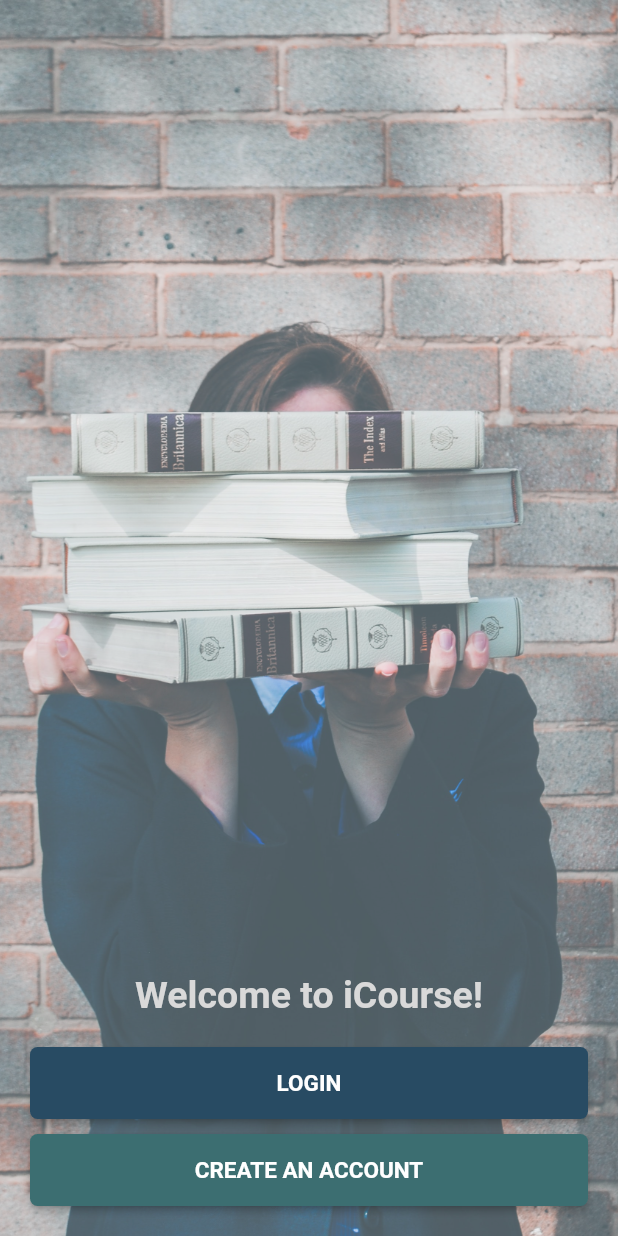
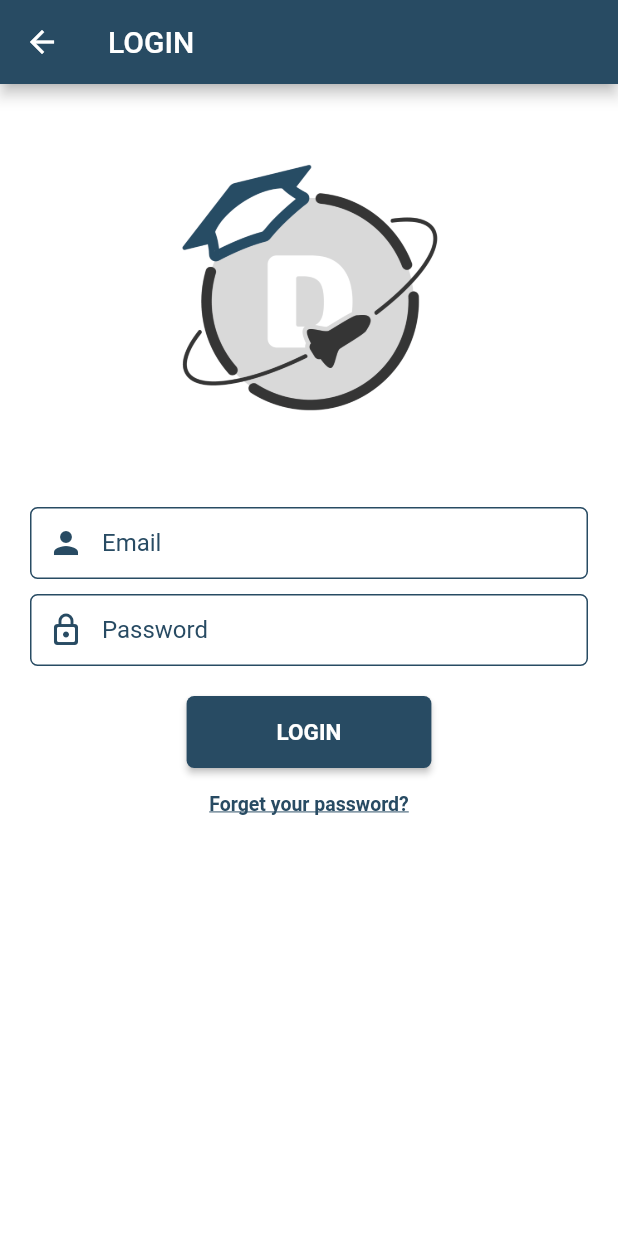
Before and after one commit to tvhoang181199/advanced_mobile_1712043, a Flutter app: the screen it shows after launch, after a tap on "LOGIN", on a phone screen of 412 x 824 dp. Run offline on Flutter 3.47's test engine with Material 2 defaults, Android fonts, the phone set to English and light mode, and no system bars.

Commit message:
Add Login Page UI

```diff
--- a/lib/Screens/HomePage.dart
+++ /dev/null
@@ -1,95 +0,0 @@
-import 'dart:ui';
-
-import 'package:flutter/material.dart';
-
-class HomePage extends StatefulWidget {
-  static String tag = 'home-page';
-  @override
-  _HomePage createState() => new _HomePage();
-}
-
-class _HomePage extends State<HomePage> {
-  @override
-  Widget build(BuildContext context) {
-
-    final WelcomeLabel = Padding(
-        padding: EdgeInsets.all(10),
-        child: Text(
-          "Welcome to iCourse!",
-          textAlign: TextAlign.center,
-          style: TextStyle(
-            fontSize: 25.0,
-            color: Color.fromRGBO(217, 217, 217, 1),
-            fontWeight: FontWeight.bold,
-            inherit: false,
-          ),
-        )
-    );
-
-    final LoginButton = Padding(
-        padding: EdgeInsets.only(left: 20.0, top: 10.0, right: 20.0, bottom: 0.0),
-        child: RaisedButton(
-          padding: EdgeInsets.all(15),
-          color: Color.fromRGBO(40, 75, 99, 1),
-          child: Text(
-            "LOGIN",
-            style: TextStyle(
-              color: Colors.white,
-              fontSize: 15.0,
-              fontWeight: FontWeight.w600,
-            ),
-          ),
-          shape: RoundedRectangleBorder(
-            borderRadius: BorderRadius.circular(5),
-          ),
-          onPressed: () {
-          },
-        )
-    );
-
-    final SignUpButton = Padding(
-        padding: EdgeInsets.symmetric(vertical: 10.0, horizontal: 20.0),
-        child: RaisedButton(
-          color: Color.fromRGBO(60, 110, 113, 1),
-          padding: EdgeInsets.all(15),
-          shape: RoundedRectangleBorder(
-            borderRadius: BorderRadius.circular(5),
-          ),
-          child: Text(
-            "CREATE AN ACCOUNT",
-            style: TextStyle(
-              color: Colors.white,
-              fontSize: 15.0,
-              fontWeight: FontWeight.w600,
-            ),
-          ),
-          onPressed: (){
-          },
-        )
-    );
-
-    return Center(
-      child: Container(
-          width: double.infinity,
-          height: double.infinity,
-          padding: EdgeInsets.only(bottom: 10.0),
-          decoration: BoxDecoration(
-            image: DecorationImage(
-              image: new AssetImage('assets/HomePage/HomePageBG.jpg'),
-              fit: BoxFit.cover,
-              colorFilter: ColorFilter.mode(Color.fromRGBO(255, 255, 255, 0.75), BlendMode.modulate),
-            ),
-          ),
-          child: Column(
-              crossAxisAlignment: CrossAxisAlignment.stretch,
-              mainAxisAlignment: MainAxisAlignment.end,
-              children: <Widget>[
-                WelcomeLabel,
-                LoginButton,
-                SignUpButton,
-              ]
-          )
-      ),
-    );
-  }
-}
--- /dev/null
+++ b/lib/Screens/IntroPage.dart
@@ -0,0 +1,110 @@
+import 'dart:ui';
+import 'package:flutter/material.dart';
+import 'LoginPage.dart';
+
+class IntroPage extends StatefulWidget {
+  static String tag = '/intro-page';
+  @override
+  _IntroPage createState() => new _IntroPage();
+}
+
+class _IntroPage extends State<IntroPage> {
+  @override
+  Widget build(BuildContext context) {
+
+    final appNameLabel = Padding(
+        padding: EdgeInsets.fromLTRB(20.0, 20.0, 20.0, 100.0),
+        child: Text(
+          "DARKEN",
+          textAlign: TextAlign.center,
+          style: TextStyle(
+            fontSize: 25.0,
+            color: Color.fromRGBO(35, 35, 35, 1),
+            fontWeight: FontWeight.bold,
+            inherit: false,
+          ),
+        )
+    );
+
+    final loginButton = Padding(
+        padding: EdgeInsets.fromLTRB(20.0, 10.0, 20.0, 0.0),
+        child: RaisedButton(
+          padding: EdgeInsets.all(15),
+          color: Color.fromRGBO(40, 75, 99, 1),
+          child: Text(
+            "LOGIN",
+            style: TextStyle(
+              color: Colors.white,
+              fontSize: 15.0,
+              fontWeight: FontWeight.w600,
+            ),
+          ),
+          shape: RoundedRectangleBorder(
+            borderRadius: BorderRadius.circular(5),
+          ),
+          onPressed: () {
+            Navigator.of(context).pushNamed(LoginPage.tag);
+          },
+        )
+    );
+
+    final signUpButton = Padding(
+        padding: EdgeInsets.fromLTRB(20.0, 10.0, 20.0, 20.0),
+        child: OutlineButton(
+          padding: EdgeInsets.all(15),
+          borderSide: BorderSide(color: Color.fromRGBO(40, 75, 99, 1), width: 2),
+          shape: RoundedRectangleBorder(
+            borderRadius: BorderRadius.circular(5),
+          ),
+          child: Text(
+            "CREATE AN ACCOUNT",
+            style: TextStyle(
+              color: Color.fromRGBO(40, 75, 99, 1),
+              fontSize: 15.0,
+              fontWeight: FontWeight.w600,
+            ),
+          ),
+          onPressed: (){
+          },
+        )
+    );
+
+    return Container(
+      color: Colors.white,
+      child: Stack(
+        children: <Widget>[
+          Align(
+            alignment: Alignment.center,
+            child: Column(
+                crossAxisAlignment: CrossAxisAlignment.stretch,
+                mainAxisAlignment: MainAxisAlignment.end,
+                children: <Widget>[
+                  loginButton,
+                  signUpButton,
+                ]
+            ),
+          ),
+          Align(
+            alignment: Alignment.center,
+            child: Column(
+              crossAxisAlignment: CrossAxisAlignment.stretch,
+              mainAxisAlignment: MainAxisAlignment.center,
+              children: <Widget>[
+                Container(
+                  padding: EdgeInsets.fromLTRB(75.0, 0.0, 75.0, 0.0),
+                  child: AspectRatio(
+                    aspectRatio: 1/1,
+                    child: Image.asset(
+                      "assets/Icons/app_icon.png",
+                    ),
+                  ),
+                ),
+                appNameLabel,
+              ],
+            ),
+          )
+        ],
+      ),
+    );
+  }
+}
--- /dev/null
+++ b/lib/Screens/LoginPage.dart
@@ -0,0 +1,159 @@
+import 'package:flutter/material.dart';
+
+class LoginPage extends StatefulWidget {
+  static String tag = '/login-page';
+  @override
+  _LoginPage createState() => new _LoginPage();
+}
+
+class _LoginPage extends State<LoginPage> {
+  @override
+  Widget build(BuildContext context) {
+    final emailTextField = TextField(
+      keyboardType: TextInputType.emailAddress,
+      decoration: InputDecoration(
+        labelText: 'Email',
+        labelStyle: TextStyle(
+          color: Color.fromRGBO(40, 75, 99, 1),
+        ),
+        prefixIcon: const Icon(
+          Icons.person,
+          color: Color.fromRGBO(40, 75, 99, 1),
+        ),
+        contentPadding: EdgeInsets.fromLTRB(20.0, 00.0, 20.0, 0.0),
+        focusedBorder: OutlineInputBorder(
+          borderRadius: BorderRadius.circular(5.0),
+          borderSide: BorderSide(
+            color: Color.fromRGBO(40, 75, 99, 1),
+            width: 1,
+          ),
+        ),
+        enabledBorder: OutlineInputBorder(
+          borderRadius: BorderRadius.circular(5.0),
+          borderSide: BorderSide(
+            color: Color.fromRGBO(40, 75, 99, 1),
+            width: 1,
+          ),
+        ),
+      ),
+      cursorColor: Color.fromRGBO(40, 75, 99, 1),
+      style: TextStyle(
+        color: Color.fromRGBO(40, 75, 99, 1),
+      ),
+    );
+
+    final passwordTextField = TextField(
+      keyboardType: TextInputType.emailAddress,
+      obscureText: true,
+      decoration: InputDecoration(
+        labelText: 'Password',
+        labelStyle: TextStyle(
+          color: Color.fromRGBO(40, 75, 99, 1),
+        ),
+        prefixIcon: const Icon(
+          Icons.lock_outline_rounded,
+          color: Color.fromRGBO(40, 75, 99, 1),
+        ),
+        contentPadding: EdgeInsets.fromLTRB(20.0, 0.0, 20.0, 0.0),
+        focusedBorder: OutlineInputBorder(
+          borderRadius: BorderRadius.circular(5.0),
+          borderSide: BorderSide(
+            color: Color.fromRGBO(40, 75, 99, 1),
+            width: 1,
+          ),
+        ),
+        enabledBorder: OutlineInputBorder(
+          borderRadius: BorderRadius.circular(5.0),
+          borderSide: BorderSide(
+            color: Color.fromRGBO(40, 75, 99, 1),
+            width: 1,
+          ),
+        ),
+      ),
+      cursorColor: Color.fromRGBO(40, 75, 99, 1),
+      style: TextStyle(
+        color: Color.fromRGBO(40, 75, 99, 1),
+      ),
+    );
+
+    final loginButton = RaisedButton(
+      padding: EdgeInsets.fromLTRB(60, 15, 60, 15),
+      color: Color.fromRGBO(40, 75, 99, 1),
+      child: Text(
+        "LOGIN",
+        style: TextStyle(
+          color: Colors.white,
+          fontSize: 15.0,
+          fontWeight: FontWeight.w600,
+        ),
+      ),
+      shape: RoundedRectangleBorder(
+        borderRadius: BorderRadius.circular(5),
+      ),
+      onPressed: (){
+
+      },
+    );
+
+    final forgetPasswordButton = OutlineButton(
+      padding: EdgeInsets.all(0),
+      borderSide: BorderSide.none,
+      child: Text(
+        "Forget your password?",
+        style: TextStyle(
+          color: Color.fromRGBO(40, 75, 99, 1),
+          fontSize: 13.0,
+          fontWeight: FontWeight.w600,
+          decoration: TextDecoration.underline,
+        ),
+      ),
+
+      onPressed: (){
+
+      },
+    );
+
+    return Scaffold(
+        backgroundColor: Colors.white,
+        appBar: AppBar(
+          title: Text('LOGIN'),
+          backgroundColor: Color.fromRGBO(40, 75, 99, 1),
+        ),
+        body: GestureDetector(
+            onTap:() {
+              FocusScope.of(context).requestFocus(new FocusNode());
+            },
+            child: Center(
+                child: Container (
+                    alignment: Alignment.topCenter,
+                    padding: EdgeInsets.fromLTRB(20, 0, 20, 0),
+                    child: SingleChildScrollView(
+                      reverse: true,
+                      child: Column(
+                          mainAxisAlignment: MainAxisAlignment.start,
+                          children: <Widget>[
+                            Container(
+                              padding: EdgeInsets.only(left: 100.0, top: 50.0, right: 100.0, bottom: 50.0),
+                              child: AspectRatio(
+                                aspectRatio: 1/1,
+                                child: Image.asset(
+                                  "assets/Icons/app_icon.png",
+                                ),
+                              ),
+                            ),
+                            SizedBox(height: 10.0),
+                            emailTextField,
+                            SizedBox(height: 10.0),
+                            passwordTextField,
+                            SizedBox(height: 20.0),
+                            loginButton,
+                            forgetPasswordButton,
+                          ]
+                      ),
+                    )
+                )
+            )
+        )
+    );
+  }
+}
--- a/lib/main.dart
+++ b/lib/main.dart
@@ -1,5 +1,7 @@
-import 'package:advanced_mobile_1712043/Screens/HomePage.dart';
 import 'package:flutter/material.dart';
+import 'Screens/IntroPage.dart';
+import 'Screens/LoginPage.dart';
+import 'Screens/SignUpPage.dart';
 
 void main() {
   runApp(MyApp());
@@ -9,110 +11,20 @@ class MyApp extends StatelessWidget {
   // This widget is the root of your application.
   @override
   Widget build(BuildContext context) {
+    final routes = <String, WidgetBuilder>{
+      IntroPage.tag: (context) => IntroPage(),
+      LoginPage.tag: (context) => LoginPage(),
+    };
+
     return MaterialApp(
-      title: 'Flutter Demo',
+      title: 'DARKEN',
+      debugShowCheckedModeBanner: false,
       theme: ThemeData(
-        // This is the theme of your application.
-        //
-        // Try running your application with "flutter run". You'll see the
-        // application has a blue toolbar. Then, without quitting the app, try
-        // changing the primarySwatch below to Colors.green and then invoke
-        // "hot reload" (press "r" in the console where you ran "flutter run",
-        // or simply save your changes to "hot reload" in a Flutter IDE).
-        // Notice that the counter didn't reset back to zero; the application
-        // is not restarted.
         primarySwatch: Colors.blue,
-        // This makes the visual density adapt to the platform that you run
-        // the app on. For desktop platforms, the controls will be smaller and
-        // closer together (more dense) than on mobile platforms.
         visualDensity: VisualDensity.adaptivePlatformDensity,
       ),
-      home: HomePage(),
+      initialRoute: IntroPage.tag,
+      routes: routes,
     );
   }
 }
-
-class MyHomePage extends StatefulWidget {
-  MyHomePage({Key key, this.title}) : super(key: key);
-
-  // This widget is the home page of your application. It is stateful, meaning
-  // that it has a State object (defined below) that contains fields that affect
-  // how it looks.
-
-  // This class is the configuration for the state. It holds the values (in this
-  // case the title) provided by the parent (in this case the App widget) and
-  // used by the build method of the State. Fields in a Widget subclass are
-  // always marked "final".
-
-  final String title;
-
-  @override
-  _MyHomePageState createState() => _MyHomePageState();
-}
-
-class _MyHomePageState extends State<MyHomePage> {
-  int _counter = 0;
-
-  void _incrementCounter() {
-    setState(() {
-      // This call to setState tells the Flutter framework that something has
-      // changed in this State, which causes it to rerun the build method below
-      // so that the display can reflect the updated values. If we changed
-      // _counter without calling setState(), then the build method would not be
-      // called again, and so nothing would appear to happen.
-      _counter++;
-    });
-  }
-
-  @override
-  Widget build(BuildContext context) {
-    // This method is rerun every time setState is called, for instance as done
-    // by the _incrementCounter method above.
-    //
-    // The Flutter framework has been optimized to make rerunning build methods
-    // fast, so that you can just rebuild anything that needs updating rather
-    // than having to individually change instances of widgets.
-    return Scaffold(
-      appBar: AppBar(
-        // Here we take the value from the MyHomePage object that was created by
-        // the App.build method, and use it to set our appbar title.
-        title: Text(widget.title),
-      ),
-      body: Center(
-        // Center is a layout widget. It takes a single child and positions it
-        // in the middle of the parent.
-        child: Column(
-          // Column is also a layout widget. It takes a list of children and
-          // arranges them vertically. By default, it sizes itself to fit its
-          // children horizontally, and tries to be as tall as its parent.
-          //
-          // Invoke "debug painting" (press "p" in the console, choose the
-          // "Toggle Debug Paint" action from the Flutter Inspector in Android
-          // Studio, or the "Toggle Debug Paint" command in Visual Studio Code)
-          // to see the wireframe for each widget.
-          //
-          // Column has various properties to control how it sizes itself and
-          // how it positions its children. Here we use mainAxisAlignment to
-          // center the children vertically; the main axis here is the vertical
-          // axis because Columns are vertical (the cross axis would be
-          // horizontal).
-          mainAxisAlignment: MainAxisAlignment.center,
-          children: <Widget>[
-            Text(
-              'You have pushed the button this many times:',
-            ),
-            Text(
-              '$_counter',
-              style: Theme.of(context).textTheme.headline4,
-            ),
-          ],
-        ),
-      ),
-      floatingActionButton: FloatingActionButton(
-        onPressed: _incrementCounter,
-        tooltip: 'Increment',
-        child: Icon(Icons.add),
-      ), // This trailing comma makes auto-formatting nicer for build methods.
-    );
-  }
-}
```
Also changed, not shown: pubspec.yaml (+9 -6 lines), assets/HomePage/HomePageBG.jpg (deleted), assets/Icons/app_icon.png (added), lib/Screens/SignUpPage.dart (added), pubspec.lock, 29 other files.
